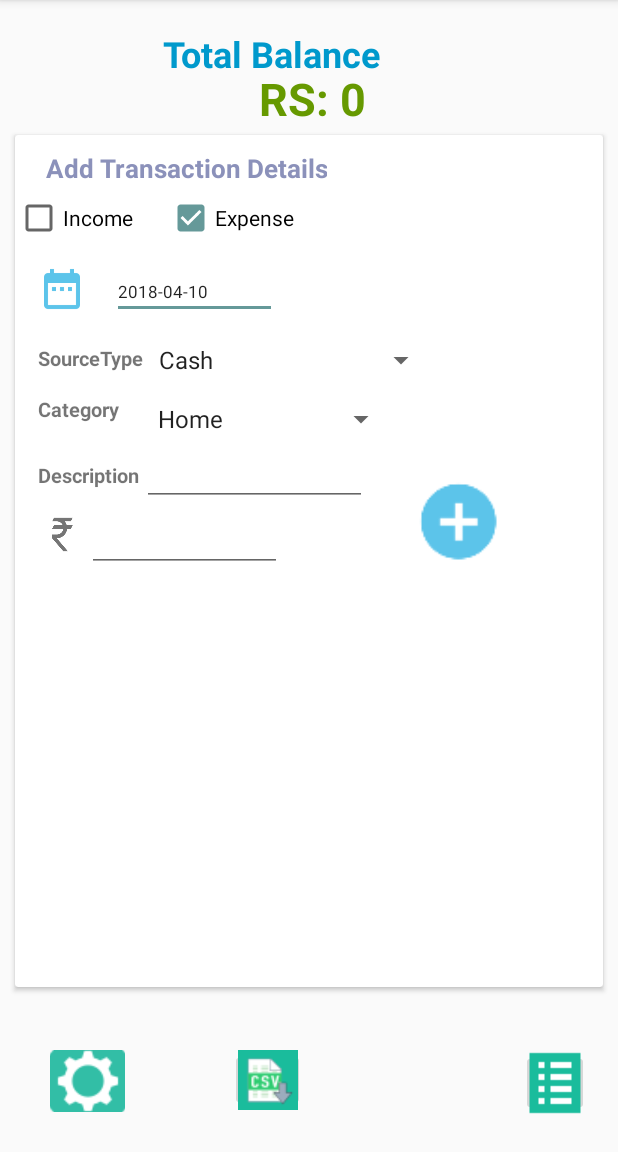
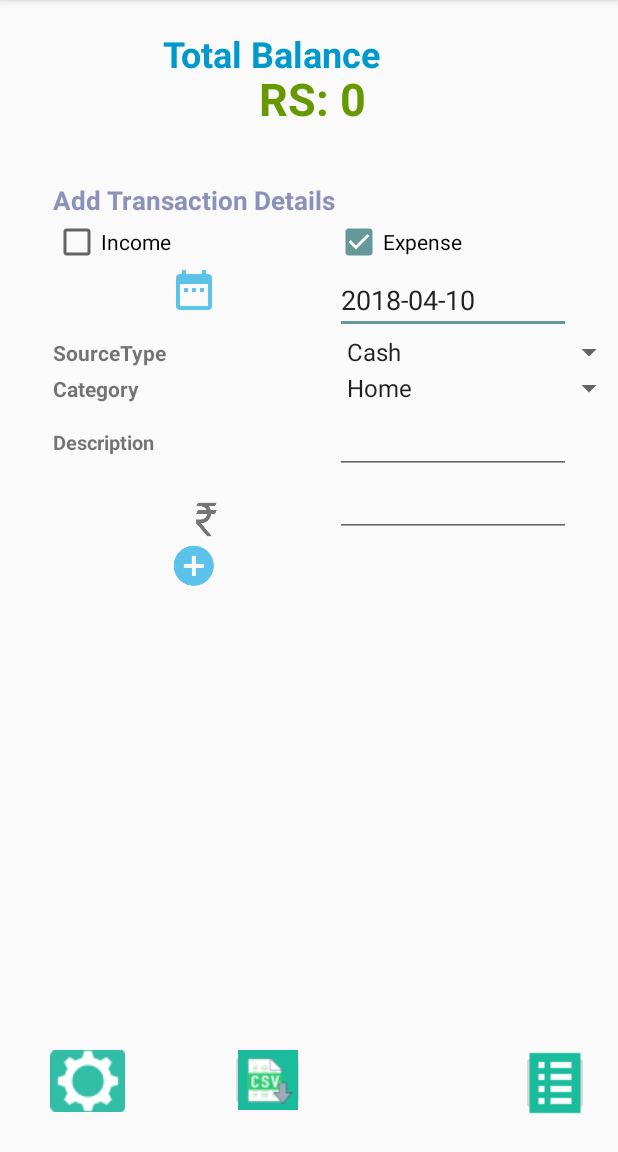
Before and after one commit to kbatchu2016/MyMoney, an Android app: the screen it shows after launch (MainActivity), on a phone screen of 412 x 824 dp, the part 84-1236 px from its top. Run offline under Robolectric (Android 15) with nearby library versions, the phone set to English and light mode, and no system bars.

Commit message:
modified the code

```diff
--- a/app/src/main/java/com/myapps/kiran/mymoney/DBHelper.java
+++ b/app/src/main/java/com/myapps/kiran/mymoney/DBHelper.java
@@ -219,7 +219,8 @@ public class DBHelper extends SQLiteOpenHelper {
                 csvWrite.writeNext(curCSV.getColumnNames());
                 while (curCSV.moveToNext()) {
                     //Which column you want to exprort
-                    String arrStr[] = {curCSV.getString(0), curCSV.getString(1), curCSV.getString(2)};
+                    String arrStr[] = {curCSV.getString(0), curCSV.getString(1), curCSV.getString(2),
+                            curCSV.getString(3), curCSV.getString(4), curCSV.getString(5), curCSV.getString(6)};
                     csvWrite.writeNext(arrStr);
                 }
                 csvWrite.close();
--- a/app/src/main/res/layout/activity_main.xml
+++ b/app/src/main/res/layout/activity_main.xml
@@ -41,135 +41,121 @@
         android:textStyle="bold" />
 
 
-    <android.support.v7.widget.CardView
-        android:id="@+id/cvAmountDetails"
+    <TableLayout
+
         android:layout_width="match_parent"
-        android:layout_height="match_parent"
-        android:layout_alignParentTop="true"
+        android:layout_height="wrap_content"
+        android:layout_below="@+id/etTotalBalance"
         android:layout_centerHorizontal="true"
-        android:layout_marginBottom="110dp"
-        android:layout_marginLeft="15dp"
-        android:layout_marginRight="15dp"
-        android:layout_marginStart="20dp"
-        android:layout_marginTop="90dp"
-        android:padding="50dp">
+        android:layout_margin="20dp"
+        android:padding="15dp">
+
+        <TableRow
+            android:layout_width="fill_parent"
+            android:layout_height="fill_parent">
 
             <TextView
                 android:id="@+id/tvAddAmount"
                 android:layout_width="wrap_content"
                 android:layout_height="wrap_content"
-            android:layout_marginHorizontal="20dp"
-            android:layout_marginTop="10dp"
+                android:layout_column="1"
                 android:clickable="true"
                 android:text="Add Transaction Details"
-            android:textAlignment="center"
                 android:textAllCaps="false"
                 android:textColor="@color/colorPrimaryDark"
                 android:textSize="17sp"
                 android:textStyle="bold" />
 
-        <RelativeLayout
-            android:id="@+id/rlAddAmountDetails"
-            android:layout_width="match_parent"
-            android:layout_height="match_parent">
+
+        </TableRow>
+
+        <TableRow>
 
             <CheckBox
                 android:id="@+id/chkIncome"
-                android:layout_width="101dp"
+                android:layout_width="wrap_content"
                 android:layout_height="wrap_content"
-                android:layout_alignParentTop="true"
-                android:layout_marginTop="39dp"
+                android:layout_column="1"
                 android:text="Income" />
-
 
             <CheckBox
                 android:id="@+id/ChkExpense"
-                android:layout_width="101dp"
+                android:layout_width="wrap_content"
                 android:layout_height="wrap_content"
-                android:layout_alignParentTop="true"
-                android:layout_marginTop="39dp"
+
+                android:layout_column="2"
                 android:layout_toRightOf="@id/chkIncome"
                 android:checked="true"
                 android:text="Expense" />
+
+        </TableRow>
+
+        <TableRow>
 
             <ImageView
                 android:id="@+id/ivDatePopup"
                 android:layout_width="wrap_content"
                 android:layout_height="wrap_content"
-                android:layout_alignStart="@id/chkIncome"
-                android:layout_below="@id/chkIncome"
-                android:layout_margin="15dp"
+
+
+                android:layout_column="1"
                 android:contentDescription="AddDate"
                 app:srcCompat="@drawable/ic_date" />
 
             <EditText
                 android:id="@+id/etDate"
-                android:layout_width="110dp"
+                android:layout_width="wrap_content"
                 android:layout_height="wrap_content"
-                android:layout_below="@id/chkIncome"
-                android:layout_marginStart="2dp"
-                android:layout_marginTop="15dp"
-                android:layout_toRightOf="@id/ivDatePopup"
+                android:layout_column="2"
                 android:inputType="date"
-                android:text="Select Date"
-                android:textSize="11sp"
-                android:ems="10"/>
+                android:text="Select Date" />
+        </TableRow>
 
+        <TableRow>
 
             <TextView
                 android:id="@+id/idSourceType"
                 android:layout_width="wrap_content"
                 android:layout_height="wrap_content"
-                android:layout_alignStart="@id/chkIncome"
-                android:layout_below="@id/ivDatePopup"
-                android:layout_marginLeft="15dp"
-                android:layout_marginTop="5dp"
+
+                android:layout_column="1"
                 android:text="SourceType"
-                android:textSize="13sp"
                 android:textStyle="bold" />
 
             <Spinner
                 android:id="@+id/spAmtSourceType"
                 android:layout_width="wrap_content"
                 android:layout_height="wrap_content"
-                android:layout_below="@id/etDate"
-                android:layout_marginLeft="2dp"
-                android:layout_marginTop="15dp"
-                android:layout_toRightOf="@id/idSourceType"
+                android:layout_column="2"
                 android:text="Select SourceType" />
+        </TableRow>
+
+        <TableRow>
 
             <TextView
                 android:id="@+id/tvCategory"
                 android:layout_width="wrap_content"
                 android:layout_height="wrap_content"
-                android:layout_alignStart="@id/chkIncome"
-                android:layout_below="@id/idSourceType"
-                android:layout_marginLeft="15dp"
-                android:layout_marginRight="2dp"
-                android:layout_marginTop="15dp"
+                android:layout_column="1"
                 android:text="Category"
-                android:textSize="13sp"
                 android:textStyle="bold" />
-
 
             <Spinner
                 android:id="@+id/spCategory"
                 android:layout_width="wrap_content"
                 android:layout_height="wrap_content"
-                android:layout_below="@id/spAmtSourceType"
-                android:layout_marginLeft="15dp"
-                android:layout_marginTop="15dp"
-                android:layout_toRightOf="@id/tvCategory"
-                android:text="category" />
+                android:layout_column="2"
+                android:text="Select Category" />
+
+        </TableRow>
+
+        <TableRow>
 
             <TextView
                 android:id="@+id/tvDescription"
                 android:layout_width="wrap_content"
                 android:layout_height="wrap_content"
-                android:layout_alignStart="@id/chkIncome"
-                android:layout_below="@id/tvCategory"
-                android:layout_marginLeft="15dp"
-                android:layout_marginTop="25dp"
+                android:layout_column="1"
                 android:text="Description"
                 android:textSize="13sp"
                 android:textStyle="bold" />
@@ -178,13 +164,12 @@
                 android:id="@+id/etDescription"
                 android:layout_width="150dp"
                 android:layout_height="wrap_content"
-                android:layout_below="@+id/spCategory"
-                android:layout_marginLeft="2dp"
-                android:layout_marginTop="10dp"
-                android:layout_toRightOf="@id/tvDescription"
-                android:inputType="text"
-                android:textSize="11sp"
-                android:ems="10"/>
+                android:layout_column="2"
+                android:ems="10"
+                android:inputType="text" />
+        </TableRow>
+
+        <TableRow>
 
             <ImageView
                 android:id="@+id/ivCurrencyIcon"
@@ -192,48 +177,45 @@
                 android:layout_height="30dp"
                 android:layout_alignStart="@id/chkIncome"
                 android:layout_below="@id/tvDescription"
+                android:layout_column="1"
                 android:layout_marginLeft="15dp"
                 android:layout_marginStart="15dp"
                 android:layout_marginTop="15dp"
                 android:contentDescription="AddTransaction"
                 android:src="@drawable/ic_currency2" />
 
-
             <EditText
                 android:id="@+id/etTransationAmount"
-                android:layout_width="130dp"
+                android:layout_width="wrap_content"
                 android:layout_height="wrap_content"
-                android:layout_below="@id/etDescription"
-                android:layout_marginLeft="1dp"
-                android:layout_marginTop="2dp"
-                android:layout_toRightOf="@id/ivCurrencyIcon"
+
+                android:layout_column="2"
+                android:ems="10"
                 android:inputType="numberDecimal"
                 android:selectAllOnFocus="true"
                 android:text="0.00"
                 android:textAlignment="viewStart"
-                android:textSize="15sp"
-                android:ems="10"/>
+                android:textSize="15sp" />
+        </TableRow>
 
+        <TableRow
+            android:layout_width="fill_parent"
+            android:layout_height="fill_parent"></TableRow>
+
+
+        <TableRow>
 
             <ImageView
                 android:id="@+id/ivAddTransaction"
-                android:layout_width="76dp"
-                android:layout_height="60dp"
-                android:layout_below="@id/etDescription"
-                android:layout_marginLeft="80dp"
-                android:layout_marginTop="-19dp"
-                android:layout_toRightOf="@id/etTransationAmount"
-                android:background="@android:color/transparent"
+                android:layout_width="wrap_content"
+                android:layout_height="wrap_content"
+                android:layout_column="1"
                 android:contentDescription="AddTransaction"
-                android:textAlignment="viewEnd"
                 app:srcCompat="@drawable/ic_add" />
 
+        </TableRow>
 
-        </RelativeLayout>
-
-
-    </android.support.v7.widget.CardView>
-
+    </TableLayout>
     <ImageButton
         android:id="@+id/ibsettings"
         android:layout_width="50dp"
--- a/app/src/main/res/mipmap-anydpi-v26/ic_currency.xml
+++ /dev/null
@@ -1,5 +0,0 @@
-<?xml version="1.0" encoding="utf-8"?>
-<adaptive-icon xmlns:android="http://schemas.android.com/apk/res/android">
-    <background android:drawable="@drawable/ic_launcher_background"/>
-    <foreground android:drawable="@mipmap/ic_launcher_foreground"/>
-</adaptive-icon>
--- a/app/src/main/res/mipmap-anydpi-v26/ic_currency_round.xml
+++ /dev/null
@@ -1,5 +0,0 @@
-<?xml version="1.0" encoding="utf-8"?>
-<adaptive-icon xmlns:android="http://schemas.android.com/apk/res/android">
-    <background android:drawable="@drawable/ic_launcher_background"/>
-    <foreground android:drawable="@mipmap/ic_launcher_foreground"/>
-</adaptive-icon>
--- a/app/src/main/res/values/strings.xml
+++ b/app/src/main/res/values/strings.xml
@@ -24,5 +24,4 @@
     </string-array>
 
 
-
 </resources>
```
Also changed, not shown: app/src/main/res/layout/activity_grid.xml (added, +175 -0 lines). Lines whose indentation alone changed are shown as unchanged.
